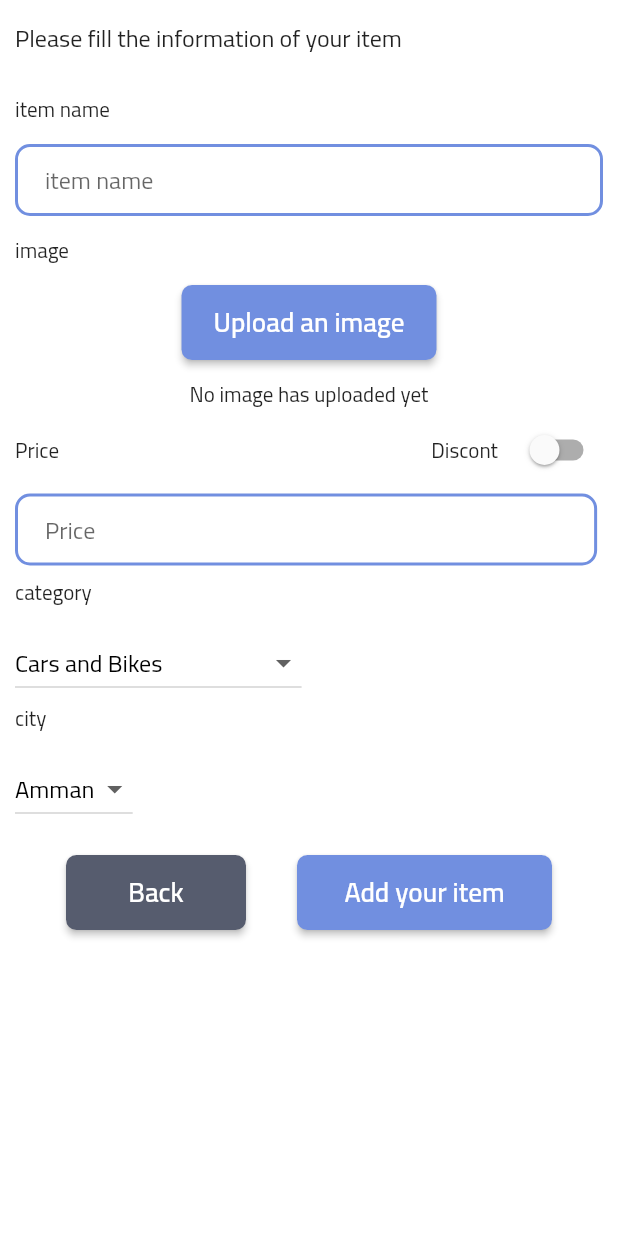
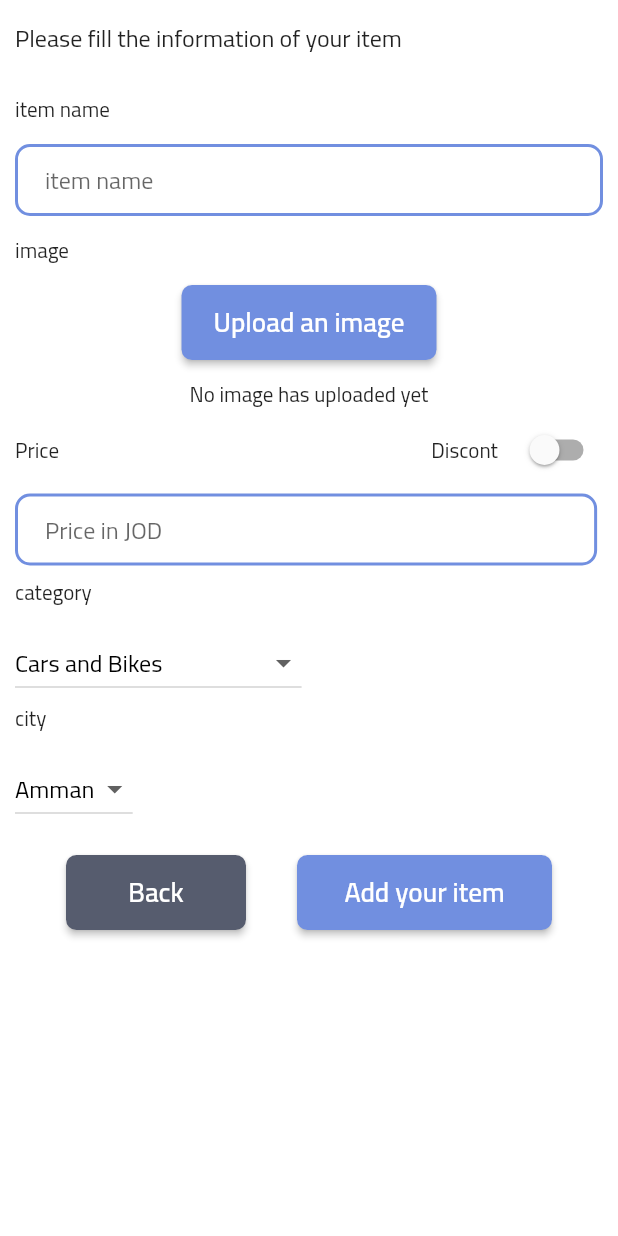
Before and after one commit to shaker113/Just-buy-it, a Flutter app: the ItemsTab screen opened directly, after a tap on "Add your Item Now", on a phone screen of 412 x 824 dp. Run offline on Flutter 3.47's test engine with Material 2 defaults, Android fonts, the phone set to English and light mode, and no system bars; our stand-ins replace cloud_firestore, firebase_auth, firebase_core, firebase_storage, google_sign_in, image_picker; accounts and stored records are empty; network calls fail.

Commit message:
minor bugs fixed

```diff
--- a/lib/tabs/profile.dart
+++ b/lib/tabs/profile.dart
@@ -214,7 +214,9 @@ class _profileTabState extends State<profileTab> {
                       theText: "User List")
                 ],
               )
-            : const SizedBox(),
+            : const SizedBox(
+                height: 60,
+              ),
         const SizedBox(
           height: 50,
         ),
--- a/lib/widget.dart/addingButton.dart
+++ b/lib/widget.dart/addingButton.dart
@@ -138,10 +138,11 @@ class _AddingState extends State<Adding> {
                           flex: wantDiscont ? 2 : 99,
                           child: customTextField(
                               theFormater: [
-                                FilteringTextInputFormatter.digitsOnly
+                                FilteringTextInputFormatter.allow(
+                                    RegExp('[0-9.]')),
                               ],
                               TheController: price,
-                              hint: "Price",
+                              hint: "Price in JOD",
                               visbleText: false,
                               inputType: const TextInputType.numberWithOptions(
                                   decimal: true)),
@@ -154,7 +155,8 @@ class _AddingState extends State<Adding> {
                             child: wantDiscont
                                 ? customTextField(
                                     theFormater: [
-                                        FilteringTextInputFormatter.digitsOnly
+                                        FilteringTextInputFormatter.digitsOnly,
+                                        LengthLimitingTextInputFormatter(2)
                                       ],
                                     TheController: discontAmount,
                                     hint: "Discont amount",
--- a/lib/widget.dart/newShopContainer.dart
+++ b/lib/widget.dart/newShopContainer.dart
@@ -35,7 +35,6 @@ class _NewShopConatinerState extends State<NewShopConatiner> {
     setState(() {
       username = userinfo1['name'];
     });
-    print(username);
   }
 
   @override
@@ -47,7 +46,7 @@ class _NewShopConatinerState extends State<NewShopConatiner> {
   @override
   Widget build(BuildContext context) {
     return Container(
-      margin: EdgeInsets.only(top: 10),
+      margin: const EdgeInsets.only(top: 10),
       width: double.infinity,
       height: 110,
       padding: const EdgeInsets.all(10),
```
Also changed, not shown: lib/widget.dart/newItemContainer.dart (+12 -5 lines), lib/widget.dart/updatingscreen.dart (+5 -3 lines).
